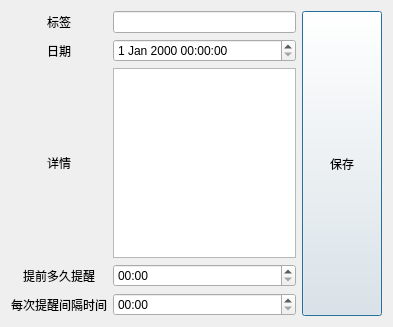
Old version of the form TagSchedule/ui/AddTag.ui in the repository 3548848289/UniFileHub.
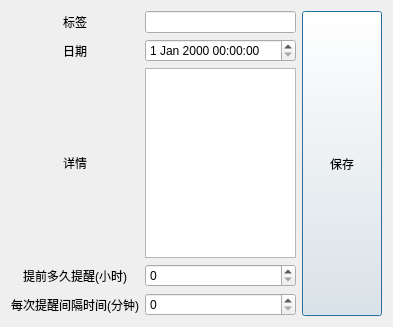
New version of the form. Icons and pictures are not drawn.

```diff
--- a/TagSchedule/ui/AddTag.ui
+++ b/TagSchedule/ui/AddTag.ui
@@ -57,7 +57,7 @@
        <item row="3" column="0">
         <widget class="QLabel" name="reminderLabel">
          <property name="text">
-          <string>提前多久提醒</string>
+          <string>提前多久提醒(小时)</string>
          </property>
          <property name="alignment">
           <set>Qt::AlignmentFlag::AlignCenter</set>
@@ -65,16 +65,19 @@
         </widget>
        </item>
        <item row="3" column="1">
-        <widget class="QTimeEdit" name="reminderTimeEdit">
-         <property name="displayFormat">
-          <string>HH:mm</string>
+        <widget class="QSpinBox" name="reminderTimeEdit">
+         <property name="maximum">
+          <number>8760</number>
+         </property>
+         <property name="singleStep">
+          <number>1</number>
          </property>
         </widget>
        </item>
        <item row="4" column="0">
         <widget class="QLabel" name="intervalLabel">
          <property name="text">
-          <string>每次提醒间隔时间</string>
+          <string>每次提醒间隔时间(分钟)</string>
          </property>
          <property name="alignment">
           <set>Qt::AlignmentFlag::AlignCenter</set>
@@ -82,9 +85,12 @@
         </widget>
        </item>
        <item row="4" column="1">
-        <widget class="QTimeEdit" name="intervalTimeEdit">
-         <property name="displayFormat">
-          <string>HH:mm</string>
+        <widget class="QSpinBox" name="intervalTimeEdit">
+         <property name="maximum">
+          <number>43200</number>
+         </property>
+         <property name="singleStep">
+          <number>1</number>
          </property>
         </widget>
        </item>
```
